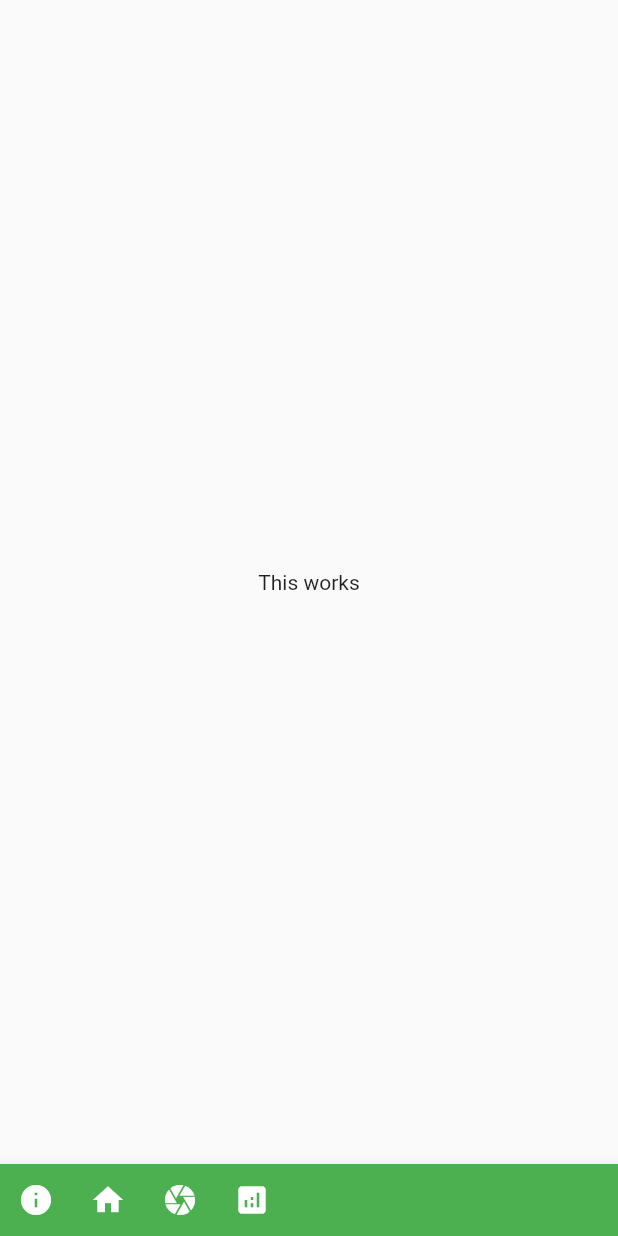
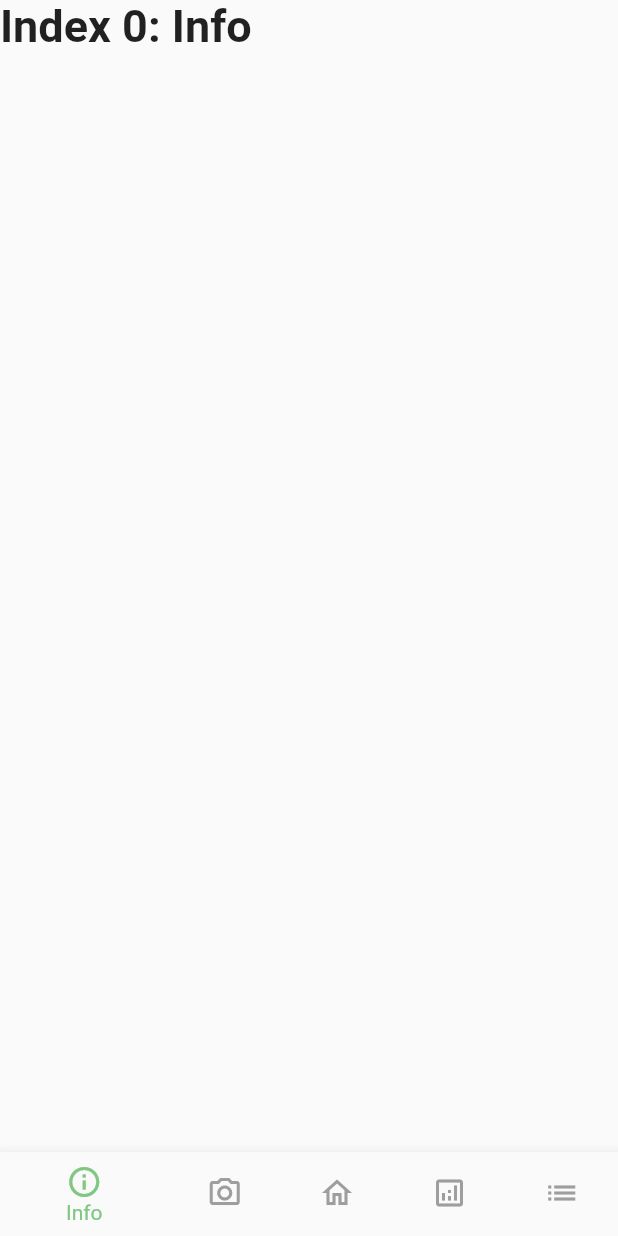
Before and after one commit to Artificially-Intelligent-Schulich/-Artificially-Intelligent, a Flutter app: the screen it shows after launch, on a phone screen of 412 x 824 dp. Run offline on Flutter 3.47's test engine with Material 2 defaults, Android fonts, the light colour scheme and no system bars; our stand-ins replace go_router.

Commit message:
changed to widgets

```diff
--- a/recyclo/lib/main.dart
+++ b/recyclo/lib/main.dart
@@ -1,121 +1,181 @@
+// import 'package:flutter/material.dart';
+// import 'package:go_router/go_router.dart';
+// import 'package:recyclo/screens/analysis_page.dart';
+// import 'package:recyclo/screens/information_page.dart';
+// import 'package:recyclo/screens/scanner_page.dart';
+// import 'package:recyclo/screens/stored_items_page.dart';
+
+// import 'screens/home_page.dart';
+
+// void main() {
+//   runApp(MyApp());
+// }
+
+// class MyApp extends StatelessWidget {
+//   MyApp({super.key});
+
+//   final GoRouter _router = GoRouter(
+//     routes: <RouteBase>[
+//       GoRoute(
+//         path: '/',
+//         builder: (BuildContext context, GoRouterState state) {
+//           return const HomePage();
+//         },
+//         routes: <RouteBase>[
+//           GoRoute(
+//             path: 'info',
+//             builder: (BuildContext context, GoRouterState state) {
+//               return const InformationPage();
+//             },
+//           ),
+//           GoRoute(
+//             path: 'analysis',
+//             builder: (BuildContext context, GoRouterState state) {
+//               return const AnalysisPage();
+//             },
+//           ),
+//           GoRoute(
+//             path: 'scanner',
+//             builder: (BuildContext context, GoRouterState state) {
+//               return const ScannerPage();
+//             },
+//           ),
+//           GoRoute(
+//             path: 'items',
+//             builder: (BuildContext context, GoRouterState state) {
+//               return const StoredItemsPage();
+//             },
+//           ),
+//         ],
+//       ),
+//     ],
+//   );
+
+//   // This widget is the root of your application.
+//   @override
+//   Widget build(BuildContext context) {
+//     return MaterialApp.router(
+//       debugShowCheckedModeBanner: false,
+//       title: 'Recyclo',
+//       theme: ThemeData(
+//         colorScheme: ColorScheme.fromSwatch(
+//           backgroundColor: Colors.green,
+//         ),
+//       ),
+//       routerConfig: _router,
+//     );
+//     // return MaterialApp(
+//     //   title: 'Recyclo',
+//     //   theme: ThemeData(
+//     //     primarySwatch: Colors.green,
+//     //   ),
+//     //   home: const MyHomePage(title: 'Recyclo'),
+//     // );
+//   }
+// }
+
 import 'package:flutter/material.dart';
-import 'package:go_router/go_router.dart';
-import 'package:recyclo/screens/analysis_page.dart';
-import 'package:recyclo/screens/information_page.dart';
-import 'package:recyclo/screens/scanner_page.dart';
-import 'package:recyclo/screens/stored_items_page.dart';
 
-import 'screens/home_page.dart';
+void main() => runApp(const Recyclo());
 
-void main() {
-  runApp(MyApp());
-}
+class Recyclo extends StatelessWidget {
+  const Recyclo({super.key});
 
-class MyApp extends StatelessWidget {
-  MyApp({super.key});
+  static const String _title = 'Flutter Code Sample';
 
-  final GoRouter _router = GoRouter(
-    routes: <RouteBase>[
-      GoRoute(
-        path: '/',
-        builder: (BuildContext context, GoRouterState state) {
-          return const HomePage();
-        },
-        routes: <RouteBase>[
-          GoRoute(
-            path: 'info',
-            builder: (BuildContext context, GoRouterState state) {
-              return const InformationPage();
-            },
-          ),
-          GoRoute(
-            path: 'analysis',
-            builder: (BuildContext context, GoRouterState state) {
-              return const AnalysisPage();
-            },
-          ),
-          GoRoute(
-            path: 'scanner',
-            builder: (BuildContext context, GoRouterState state) {
-              return const ScannerPage();
-            },
-          ),
-          GoRoute(
-            path: 'items',
-            builder: (BuildContext context, GoRouterState state) {
-              return const StoredItemsPage();
-            },
-          ),
-        ],
-      ),
-    ],
-  );
-
-  // This widget is the root of your application.
   @override
   Widget build(BuildContext context) {
-    return MaterialApp.router(
+    return const MaterialApp(
+      title: _title,
+      home: RecycloStateful(),
       debugShowCheckedModeBanner: false,
-      title: 'Recyclo',
-      theme: ThemeData(
-        colorScheme: ColorScheme.fromSwatch(
-          backgroundColor: Colors.green,
-        ),
-      ),
-      routerConfig: _router,
     );
-    // return MaterialApp(
-    //   title: 'Recyclo',
-    //   theme: ThemeData(
-    //     primarySwatch: Colors.green,
-    //   ),
-    //   home: const MyHomePage(title: 'Recyclo'),
-    // );
   }
 }
 
-// class MyHomePage extends StatefulWidget {
-//   const MyHomePage({super.key, required this.title});
+class RecycloStateful extends StatefulWidget {
+  const RecycloStateful({super.key});
 
-//   // This widget is the home page of your application. It is stateful, meaning
-//   // that it has a State object (defined below) that contains fields that affect
-//   // how it looks.
+  @override
+  State<RecycloStateful> createState() => _RecycloStatefulState();
+}
 
-//   final String title;
+class _RecycloStatefulState extends State<RecycloStateful> {
+  int _selectedIndex = 0;
+  static const TextStyle optionStyle =
+      TextStyle(fontSize: 30, fontWeight: FontWeight.bold);
 
-//   @override
-//   State<MyHomePage> createState() => _MyHomePageState();
-// }
+  void _onItemTapped(int index) {
+    setState(() {
+      _selectedIndex = index;
+    });
+  }
 
-// class _MyHomePageState extends State<MyHomePage> {
-//   int _counter = 0;
+  Widget getWiget() {
+    if (_selectedIndex == 0) {
+      return const Text(
+        'Index 0: Info',
+        style: optionStyle,
+      );
+    } else if (_selectedIndex == 1) {
+      return const Text(
+        'Index 1: Scanner',
+        style: optionStyle,
+      );
+    } else if (_selectedIndex == 2) {
+      return const Text(
+        'Index 2: Home',
+        style: optionStyle,
+      );
+    } else if (_selectedIndex == 3) {
+      return const Text(
+        'Index 3: Analysis',
+        style: optionStyle,
+      );
+    } else if (_selectedIndex == 4) {
+      return const Text(
+        'Index 4: List',
+        style: optionStyle,
+      );
+    } else {
+      return Container(
+        child: const Text('This works'),
+      );
+    }
+  }
 
-//   @override
-//   Widget build(BuildContext context) {
-//     // This method is rerun every time setState is called, for instance as done
-//     // by the _incrementCounter method above.
-//     //
-//     // The Flutter framework has been optimized to make rerunning build methods
-//     // fast, so that you can just rebuild anything that needs updating rather
-//     // than having to individually change instances of widgets.
-//     return Scaffold(
-//       appBar: AppBar(
-//         // Here we take the value from the MyHomePage object that was created by
-//         // the App.build method, and use it to set our appbar title.
-//         title: Text(widget.title),
-//       ),
-//       // backgroundColor:
-//       body: Center(
-//         child: Column(
-//           mainAxisAlignment: MainAxisAlignment.center,
-//           children: <Widget>[],
-//         ),
-//       ),
-//       floatingActionButton: FloatingActionButton(
-//         onPressed: (() {}),
-//         tooltip: 'Increment',
-//         child: const Icon(Icons.add),
-//       ), // This trailing comma makes auto-formatting nicer for build methods.
-//     );
-//   }
-// }
+  @override
+  Widget build(BuildContext context) {
+    return Scaffold(
+      body: SafeArea(child: getWiget()),
+      bottomNavigationBar: BottomNavigationBar(
+        items: const <BottomNavigationBarItem>[
+          BottomNavigationBarItem(
+            icon: Icon(Icons.info_outline),
+            label: 'Info',
+          ),
+          BottomNavigationBarItem(
+            icon: Icon(Icons.camera_alt_outlined),
+            label: 'Scanner',
+          ),
+          BottomNavigationBarItem(
+            icon: Icon(Icons.home_outlined),
+            label: 'Home',
+          ),
+          BottomNavigationBarItem(
+            icon: Icon(Icons.analytics_outlined),
+            label: 'Analysis',
+          ),
+          BottomNavigationBarItem(
+            icon: Icon(Icons.list),
+            label: 'Items',
+          ),
+        ],
+        currentIndex: _selectedIndex,
+        selectedItemColor: Colors.green[300],
+        unselectedItemColor: Colors.grey,
+        onTap: _onItemTapped,
+      ),
+    );
+  }
+}
--- a/recyclo/lib/screens/analysis_page.dart
+++ b/recyclo/lib/screens/analysis_page.dart
@@ -9,7 +9,7 @@ class AnalysisPage extends StatelessWidget {
   Widget build(BuildContext context) {
     return SafeArea(
       child: Scaffold(
-        bottomNavigationBar: NavBar(),
+        // bottomNavigationBar: NavBar(),
         body: Center(
           child: Text('This works'),
         ),
--- a/recyclo/lib/screens/home_page.dart
+++ b/recyclo/lib/screens/home_page.dart
@@ -13,7 +13,7 @@ class HomePage extends StatelessWidget {
   Widget build(BuildContext context) {
     return SafeArea(
       child: Scaffold(
-        bottomNavigationBar: NavBar(),
+        // bottomNavigationBar: NavBar(),
         body: Center(
           child: Text('This works'),
         ),
--- a/recyclo/lib/screens/information_page.dart
+++ b/recyclo/lib/screens/information_page.dart
@@ -9,7 +9,7 @@ class InformationPage extends StatelessWidget {
   Widget build(BuildContext context) {
     return SafeArea(
       child: Scaffold(
-        bottomNavigationBar: NavBar(),
+        // bottomNavigationBar: NavBar(),
         body: Center(
           child: Text('This works'),
         ),
--- a/recyclo/lib/screens/scanner_page.dart
+++ b/recyclo/lib/screens/scanner_page.dart
@@ -16,7 +16,7 @@ class _ScannerPageState extends State<ScannerPage> {
   Widget build(BuildContext context) {
     return SafeArea(
       child: Scaffold(
-        bottomNavigationBar: NavBar(),
+        // bottomNavigationBar: NavBar(),
         body: Center(
           child: Text('This works'),
         ),
--- a/recyclo/lib/widgets/navbar.dart
+++ b/recyclo/lib/widgets/navbar.dart
@@ -38,7 +38,7 @@ class NavBar extends StatelessWidget implements PreferredSizeWidget {
                   if (state.location == '/info') {
                     null;
                   } else {
-                    context.pushReplacement('/info');
+                    context.push('/info');
                   }
                 },
               ),
@@ -70,7 +70,7 @@ class NavBar extends StatelessWidget implements PreferredSizeWidget {
                   if (state.location == '/scanner') {
                     null;
                   } else {
-                    context.pushReplacement('/scanner');
+                    context.push('/scanner');
                   }
                 },
               ),
@@ -86,7 +86,7 @@ class NavBar extends StatelessWidget implements PreferredSizeWidget {
                   if (state.location == '/analysis') {
                     null;
                   } else {
-                    context.pushReplacement('/analysis');
+                    context.push('/analysis');
                   }
                 },
               ),
```
Also changed, not shown: 1 other file.
